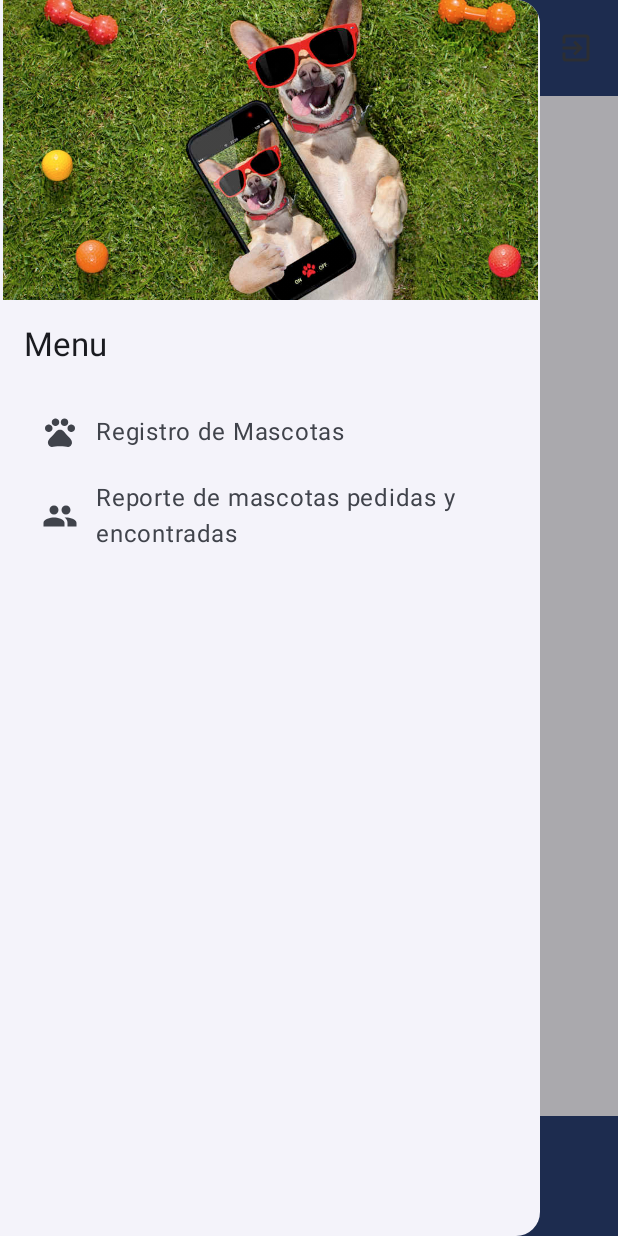
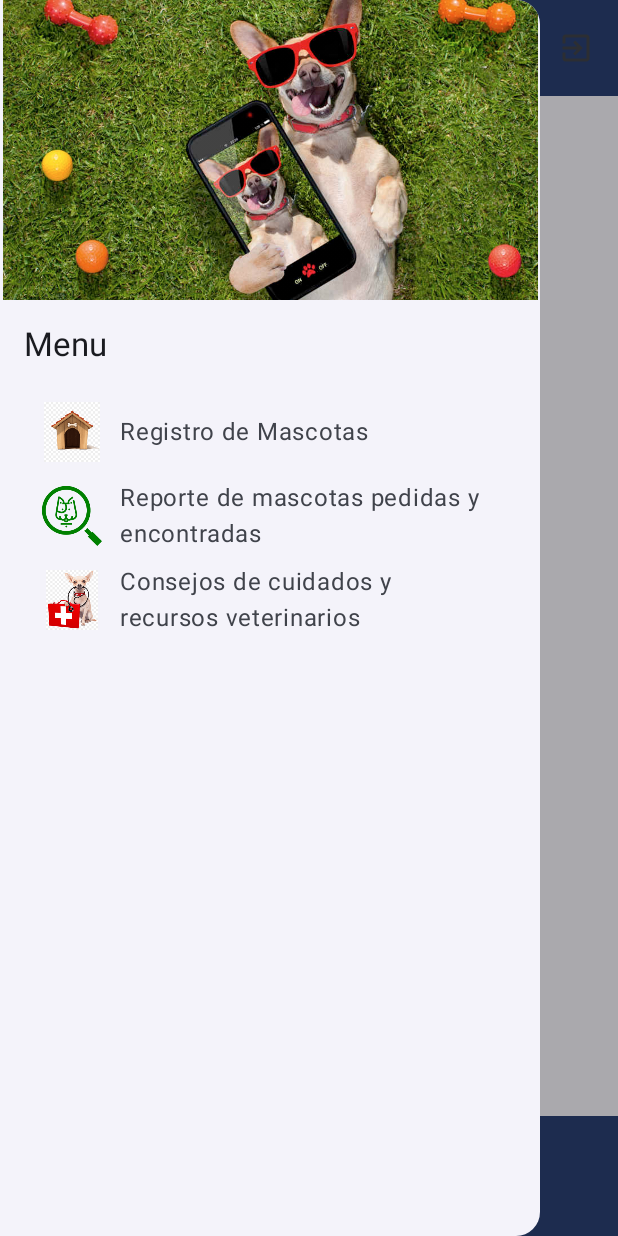
Before and after one commit to EnmaRamirez/App_PawFriends, an Android app built with Jetpack Compose: the HomeView screen opened through its navigation route, after a tap on "Menu", on a phone screen of 412 x 824 dp. Run offline under Robolectric (Android 15) with nearby library versions, the light colour scheme and no system bars; our stand-ins replace Firebase (no records; nobody signed in at launch, a user with empty details on screens opened directly).

Commit message:
Pantallas de destino del menu inferior
Pantallas de destino menu inferior llamandola desde el mapa de navegacion

```diff
--- a/app/src/main/java/com/enma/pawfriends/MainActivity.kt
+++ b/app/src/main/java/com/enma/pawfriends/MainActivity.kt
@@ -39,7 +39,6 @@
 import androidx.compose.ui.unit.sp
 import androidx.navigation.NavController
 import com.enma.pawfriends.navigation.NavManager
-import com.enma.pawfriends.pantallaprincipal.PantallaPrincipalActivity
 import com.enma.pawfriends.services.FirestoreService
 import com.enma.pawfriends.ui.theme.PawFriendsTheme
 import com.enma.pawfriends.viewmodel.LoginViewModel
--- a/app/src/main/java/com/enma/pawfriends/model/DrawerMenuItem.kt
+++ b/app/src/main/java/com/enma/pawfriends/model/DrawerMenuItem.kt
@@ -3,12 +3,13 @@
 import android.graphics.drawable.Icon
 import android.icu.text.CaseMap.Title
 import android.media.MediaRouter
+import androidx.compose.ui.graphics.painter.Painter
 import androidx.compose.ui.graphics.vector.ImageVector
 
 //Menus de navegacion
 
 data class DrawerMenuItem(
     val title: String,
-    val icon: ImageVector,
+    val icon: Painter,
     val route: String
 )
--- a/app/src/main/java/com/enma/pawfriends/navigation/NavManager.kt
+++ b/app/src/main/java/com/enma/pawfriends/navigation/NavManager.kt
@@ -1,6 +1,7 @@
 package com.enma.pawfriends.navigation
 
 import androidx.compose.runtime.Composable
+import androidx.compose.runtime.internal.composableLambda
 import androidx.navigation.compose.NavHost
 import androidx.navigation.compose.composable
 import androidx.navigation.compose.rememberNavController
@@ -16,6 +17,15 @@
 import com.enma.pawfriends.viewmodel.NotesViewModel
 import androidx.navigation.NavController
 import com.enma.pawfriends.Elementos
+import com.enma.pawfriends.MenuInferior.ConsejosScreen
+import com.enma.pawfriends.MenuInferior.InicioScreen
+import com.enma.pawfriends.MenuInferior.MensajeriaScreen
+import com.enma.pawfriends.MenuInferior.ServiciosScreen
+import com.enma.pawfriends.cosejosdecuidado.AnimalesDomesticos
+import com.enma.pawfriends.cosejosdecuidado.AnimalesGranja
+import com.enma.pawfriends.cosejosdecuidado.CategoriasDeAnimales
+import com.enma.pawfriends.cosejosdecuidado.ListaClinicasVeterinarias
+import com.enma.pawfriends.cosejosdecuidado.PantallaInicial
 
 @Composable
 fun NavManager(loginViewModel: LoginViewModel,
@@ -50,6 +60,44 @@
         composable("petReports") {
             PetReportsScreen(navController = navController, repository = petReportRepository)
         }
+        // Pantalla inicial Funcion7
+        composable("pantalla_inicial") {
+            PantallaInicial(
+                onCuidadoMascotasClick = { navController.navigate("categorias_animales") }, // Navegar a la nueva pantalla de categorías
+                onClinicasClick = { navController.navigate("clinicas_veterinarias") }
+            )
+        }
+        // Nueva pantalla de Categorías de Animales
+        composable("categorias_animales") {
+            CategoriasDeAnimales(
+                navController = navController,
+                onAnimalDomClick = { navController.navigate("animales_domesticos") },
+                onAnimalGranClick = { navController.navigate("animales_granja") }
+            )
+        }
+        composable("animales_domesticos") {
+            AnimalesDomesticos(navController)
+        }
+        composable("animales_granja") {
+            AnimalesGranja(navController)
+        }
+        // Pantalla de Clínicas Veterinarias
+        composable("clinicas_veterinarias") {
+            ListaClinicasVeterinarias()
+        }
+        //Barra inferior
+        composable("inicio") {
+            InicioScreen(navController)
+        }
+        composable("consejos") {
+            ConsejosScreen(navController)
+        }
+        composable("mensajeria") {
+            MensajeriaScreen(navController)
+        }
+        composable("servicios") {
+            ServiciosScreen(navController)
+        }
 
 
     }
--- a/app/src/main/java/com/enma/pawfriends/pantallaprincipal/PantallaPrincipalActivity.kt
+++ /dev/null
@@ -1,43 +0,0 @@
-package com.enma.pawfriends.pantallaprincipal
-
-import android.os.Bundle
-import androidx.activity.ComponentActivity
-import androidx.activity.compose.setContent
-import androidx.activity.enableEdgeToEdge
-import androidx.activity.viewModels
-import androidx.compose.foundation.layout.fillMaxSize
-import androidx.compose.material3.*
-import androidx.compose.runtime.Composable
-import androidx.compose.ui.Modifier
-import com.enma.pawfriends.ui.theme.PawFriendsTheme
-import com.enma.pawfriends.navigation.NavManager
-import com.enma.pawfriends.view.login.LoginView
-import com.enma.pawfriends.view.notas.HomeView
-import com.enma.pawfriends.viewmodel.LoginViewModel
-import com.enma.pawfriends.viewmodel.NotesViewModel
-
-class PantallaPrincipalActivity : ComponentActivity() {
-    override fun onCreate(savedInstanceState: Bundle?) {
-        super.onCreate(savedInstanceState)
-        enableEdgeToEdge()
-        val loginViewModel: LoginViewModel by viewModels()
-        val notesViewModel: NotesViewModel by viewModels()
-        setContent {
-            PawFriendsTheme {
-                Scaffold(modifier = Modifier.fillMaxSize()) { innerPadding ->
-                    NavManager(
-                        loginViewModel = loginViewModel,
-                        notesViewModel = notesViewModel
-
-                    )
-                    //LoginView()
-                }
-            }
-        }
-    }
-}
-
-/*@Composable
-fun LoginView(){
-
-}*/
--- a/app/src/main/java/com/enma/pawfriends/view/notas/HomeView.kt
+++ b/app/src/main/java/com/enma/pawfriends/view/notas/HomeView.kt
@@ -3,17 +3,22 @@
 import androidx.compose.foundation.Image
 import androidx.compose.foundation.layout.Box
 import androidx.compose.foundation.layout.Column
+import androidx.compose.foundation.layout.Row
 import androidx.compose.foundation.layout.fillMaxSize
 import androidx.compose.foundation.layout.fillMaxWidth
 import androidx.compose.foundation.layout.height
 import androidx.compose.foundation.layout.padding
+import androidx.compose.foundation.layout.size
 import androidx.compose.material.icons.Icons
 import androidx.compose.material.icons.filled.Bookmarks
+//import androidx.compose.material.icons.filled.CrueltyFree
 import androidx.compose.material.icons.filled.ExitToApp
 import androidx.compose.material.icons.filled.Home
 import androidx.compose.material.icons.filled.Menu
-import androidx.compose.material.icons.filled.People
+import androidx.compose.material.icons.filled.Message
 import androidx.compose.material.icons.filled.Pets
+//import androidx.compose.material.icons.filled.People
+//import androidx.compose.material.icons.filled.Pets
 import androidx.compose.material.icons.filled.TipsAndUpdates
 import androidx.compose.material3.BottomAppBar
 import androidx.compose.material3.DrawerValue
@@ -69,8 +74,9 @@
 
                 // Menú lateral con opciones aqui llamo todas mis funciones
                 val menuItems = listOf(
-                    DrawerMenuItem("Registro de Mascotas", Icons.Default.Pets, "register_pet"),
-                    DrawerMenuItem("Reporte de mascotas pedidas y encontradas", Icons.Default.People,"pet_reports")
+                    DrawerMenuItem("Registro de Mascotas", icon = painterResource(id = R.drawable.registrosmascotas), route = "register_pet"),
+                    DrawerMenuItem("Reporte de mascotas pedidas y encontradas", icon = painterResource(id = R.drawable.reporte), route = "pet_reports"),
+                    DrawerMenuItem("Consejos de cuidados y recursos veterinarios", icon = painterResource(id = R.drawable.saludveterinario), "pantalla_inicial")
 
                 )
 
@@ -79,7 +85,7 @@
                 menuItems.forEach { item ->
                     NavigationDrawerItem(
                         label = { Text(item.title) },
-                        icon = { Icon(imageVector = item.icon, contentDescription = item.title) },
+                        icon = { Image(painter = item.icon, contentDescription = item.title, modifier = Modifier.size(40.dp)) },
                         selected = false,
                         onClick = {
                             navController.navigate(item.route)
@@ -121,15 +127,25 @@
                     containerColor = MaterialTheme.colorScheme.primary,
                     contentColor = Color.White,
 
-                    actions = {
-                        IconButton(onClick = {"Feed"}) {
-                            Icon(imageVector = Icons.Default.Home, contentDescription = "Registro de Mascotas" )
+                ){
+                    Row (
+                        modifier = Modifier.fillMaxWidth()
+                    ){
+                        IconButton(onClick = {navController.navigate("inicio")},
+                            modifier = Modifier.weight(1f)) {
+                            Icon(imageVector = Icons.Default.Home, contentDescription = "Inicio", modifier = Modifier.size(30.dp) )
                         }
-                        IconButton(onClick = {"Buscar" }) {
-                            Icon(imageVector = Icons.Default.Bookmarks, contentDescription = "Otra accion")
+                        IconButton(onClick = {navController.navigate("consejos")},
+                            modifier = Modifier.weight(1f)) {
+                            Icon(imageVector = Icons.Default.Pets, contentDescription = "Consejos", modifier = Modifier.size(30.dp))
+                        }
+                        IconButton(onClick = {navController.navigate("mensajeria") },
+                            modifier = Modifier.weight(1f)) {
+                            Icon(imageVector = Icons.Default.Message, contentDescription = "Mensajeria", modifier = Modifier.size(30.dp))
                         }
                     }
-                )
+
+                }
             }
         ) { innerPadding ->
             Box(modifier = Modifier
@@ -144,14 +160,14 @@
                 ){
                     Text(text = "Home")
                     //Aqui puedo agregar mas contenido a mi vista principal
-                }
+                }//Funcion 6
                 FloatingActionButton(
-                    onClick = {"Consejos"},
+                    onClick = {navController.navigate("servicios")},
                     modifier = Modifier
                         .align(Alignment.BottomCenter)
                         .padding(20.dp)
                 ) {
-                    Icon(imageVector = Icons.Default.TipsAndUpdates, contentDescription =  "Añadir")
+                    Icon(imageVector = Icons.Default.TipsAndUpdates, contentDescription =  "Servicios")
                 }
             }
         }
```
Also changed, not shown: app/src/main/java/com/enma/pawfriends/Destinos.kt (deleted, +0 -18 lines), app/src/main/java/com/enma/pawfriends/MenuInferior/ConsejosScreen.kt (added, +16 -0 lines), app/src/main/java/com/enma/pawfriends/MenuInferior/InicioScreen.kt (added, +16 -0 lines), app/src/main/java/com/enma/pawfriends/MenuInferior/MensajeriaScreen.kt (added, +16 -0 lines), app/src/main/java/com/enma/pawfriends/MenuInferior/ServiciosScreen.kt (added, +16 -0 lines).
